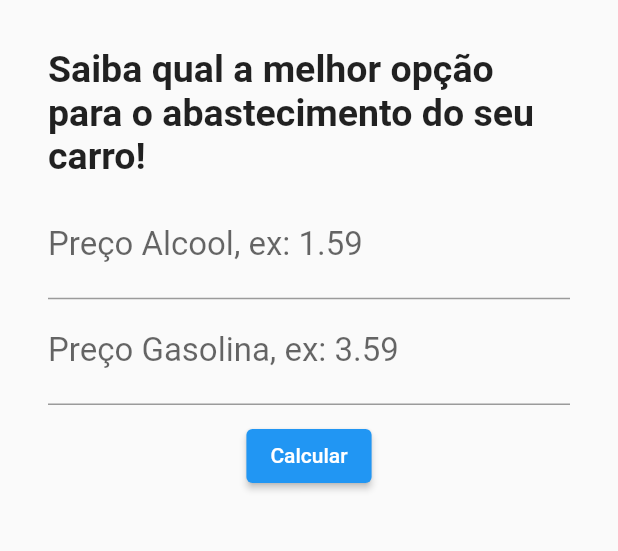
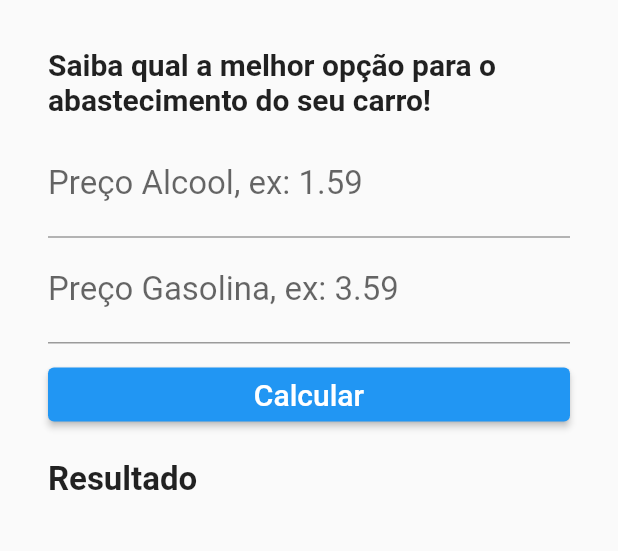
Before and after one commit to PauloRotundaro/Projeto_C214-L2, a Flutter app: the screen it shows after launch, on a phone screen of 412 x 824 dp, the part 268-819 px from its top. Run offline on Flutter 3.47's test engine with Material 2 defaults, Android fonts, the phone set to English and light mode, and no system bars.

Commit message:
Fomatacao do layout

```diff
--- a/lib/Home.dart
+++ b/lib/Home.dart
@@ -20,8 +20,10 @@ class _HomeState extends State<Home> {
         backgroundColor: Colors.blue,
       ),
       body: Container(
+        child: SingleChildScrollView(
           padding: EdgeInsets.all(32),
           child: Column(
+            crossAxisAlignment: CrossAxisAlignment.stretch,
             children: [
               Padding(
                 padding: EdgeInsets.only(bottom: 32),
@@ -32,7 +34,7 @@ class _HomeState extends State<Home> {
                 child: Text(
                   "Saiba qual a melhor opção para o abastecimento do seu carro!",
                   style: TextStyle(
-                  fontSize: 25,
+                      fontSize: 20,
                       fontWeight: FontWeight.bold
                   ),
                 ),
@@ -61,10 +63,26 @@ class _HomeState extends State<Home> {
                 padding: EdgeInsets.only(top: 10),
                 child: ElevatedButton(
                     onPressed: (){},
-                child: Text("Calcular")
+                    child: Text(
+                      "Calcular",
+                      style: TextStyle(
+                          fontSize: 20
+                      ),
+                    )
                 )
                 ,),
+              Padding(
+                padding: EdgeInsets.only(top: 20),
+                child: Text(
+                  "Resultado",
+                  style: TextStyle(
+                      fontSize: 22,
+                      fontWeight: FontWeight.bold
+                  ),
+                ),
+              )
             ],
+          ),
         ),
       ),
     );
```
Lines whose indentation alone changed are shown as unchanged.
